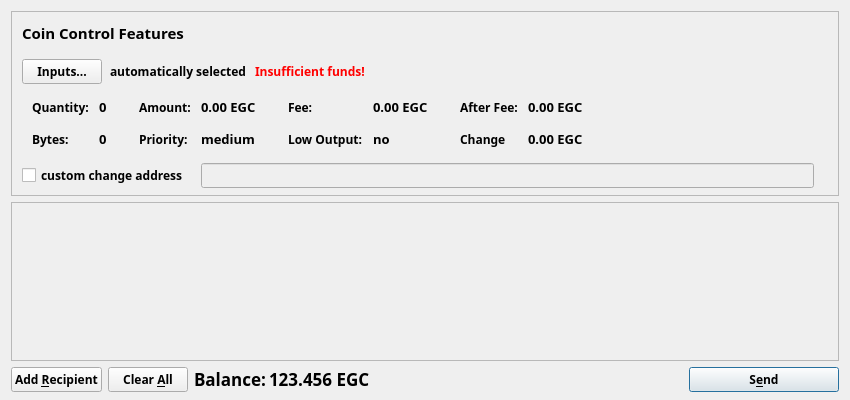
First picture: the form in src/qt/forms/sendcoinsdialog.ui, repository m1ari/EverGreenCoin, before the edit.
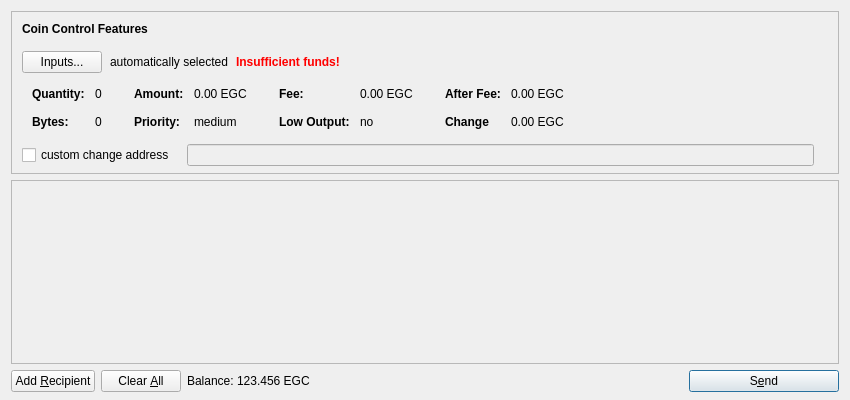
Second picture: the form after the edit. Icons and pictures are not drawn.

Commit message: Remove Typola

```diff
--- a/src/qt/forms/sendcoinsdialog.ui
+++ b/src/qt/forms/sendcoinsdialog.ui
@@ -31,14 +31,6 @@
        <height>16777215</height>
       </size>
      </property>
-     <property name="font">
-      <font>
-       <family>Typola</family>
-       <weight>75</weight>
-       <bold>true</bold>
-       <stylestrategy>PreferAntialias</stylestrategy>
-      </font>
-     </property>
      <property name="frameShape">
       <enum>QFrame::StyledPanel</enum>
      </property>
@@ -85,15 +77,6 @@
               <verstretch>0</verstretch>
              </sizepolicy>
             </property>
-            <property name="font">
-             <font>
-              <family>Typola</family>
-              <pointsize>11</pointsize>
-              <weight>75</weight>
-              <bold>true</bold>
-              <stylestrategy>PreferAntialias</stylestrategy>
-             </font>
-            </property>
             <property name="styleSheet">
              <string notr="true">font-weight:bold;</string>
             </property>
@@ -114,14 +97,6 @@
           </property>
           <item>
            <widget class="QPushButton" name="pushButtonCoinControl">
-            <property name="font">
-             <font>
-              <family>Typola</family>
-              <weight>75</weight>
-              <bold>true</bold>
-              <stylestrategy>PreferAntialias</stylestrategy>
-             </font>
-            </property>
             <property name="styleSheet">
              <string notr="true"/>
             </property>
@@ -132,14 +107,6 @@
           </item>
           <item>
            <widget class="QLabel" name="labelCoinControlAutomaticallySelected">
-            <property name="font">
-             <font>
-              <family>Typola</family>
-              <weight>75</weight>
-              <bold>true</bold>
-              <stylestrategy>PreferAntialias</stylestrategy>
-             </font>
-            </property>
             <property name="text">
              <string>automatically selected</string>
             </property>
@@ -150,14 +117,6 @@
           </item>
           <item>
            <widget class="QLabel" name="labelCoinControlInsuffFunds">
-            <property name="font">
-             <font>
-              <family>Typola</family>
-              <weight>75</weight>
-              <bold>true</bold>
-              <stylestrategy>PreferAntialias</stylestrategy>
-             </font>
-            </property>
             <property name="styleSheet">
              <string notr="true">color:red;font-weight:bold;</string>
             </property>
@@ -171,14 +130,6 @@
           </item>
           <item>
            <spacer name="horizontalSpacerCoinControl">
-            <property name="font">
-             <font>
-              <family>Typola</family>
-              <weight>75</weight>
-              <bold>true</bold>
-              <stylestrategy>PreferAntialias</stylestrategy>
-             </font>
-            </property>
             <property name="orientation">
              <enum>Qt::Horizontal</enum>
             </property>
@@ -206,14 +157,6 @@
             <height>0</height>
            </size>
           </property>
-          <property name="font">
-           <font>
-            <family>Typola</family>
-            <weight>75</weight>
-            <bold>true</bold>
-            <stylestrategy>PreferAntialias</stylestrategy>
-           </font>
-          </property>
           <property name="styleSheet">
            <string notr="true"/>
           </property>
@@ -260,14 +203,6 @@
                </property>
                <item row="0" column="0">
                 <widget class="QLabel" name="labelCoinControlQuantityText">
-                 <property name="font">
-                  <font>
-                   <family>Typola</family>
-                   <weight>75</weight>
-                   <bold>true</bold>
-                   <stylestrategy>PreferAntialias</stylestrategy>
-                  </font>
-                 </property>
                  <property name="styleSheet">
                   <string notr="true">font-weight:bold;</string>
                  </property>
@@ -281,15 +216,6 @@
                </item>
                <item row="0" column="1">
                 <widget class="QLabel" name="labelCoinControlQuantity">
-                 <property name="font">
-                  <font>
-                   <family>Typola</family>
-                   <pointsize>10</pointsize>
-                   <weight>75</weight>
-                   <bold>true</bold>
-                   <stylestrategy>PreferAntialias</stylestrategy>
-                  </font>
-                 </property>
                  <property name="cursor">
                   <cursorShape>IBeamCursor</cursorShape>
                  </property>
@@ -309,14 +235,6 @@
                </item>
                <item row="1" column="0">
                 <widget class="QLabel" name="labelCoinControlBytesText">
-                 <property name="font">
-                  <font>
-                   <family>Typola</family>
-                   <weight>75</weight>
-                   <bold>true</bold>
-                   <stylestrategy>PreferAntialias</stylestrategy>
-                  </font>
-                 </property>
                  <property name="styleSheet">
                   <string notr="true">font-weight:bold;</string>
                  </property>
@@ -327,15 +245,6 @@
                </item>
                <item row="1" column="1">
                 <widget class="QLabel" name="labelCoinControlBytes">
-                 <property name="font">
-                  <font>
-                   <family>Typola</family>
-                   <pointsize>10</pointsize>
-                   <weight>75</weight>
-                   <bold>true</bold>
-                   <stylestrategy>PreferAntialias</stylestrategy>
-                  </font>
-                 </property>
                  <property name="cursor">
                   <cursorShape>IBeamCursor</cursorShape>
                  </property>
@@ -371,14 +280,6 @@
                </property>
                <item row="0" column="0">
                 <widget class="QLabel" name="labelCoinControlAmountText">
-                 <property name="font">
-                  <font>
-                   <family>Typola</family>
-                   <weight>75</weight>
-                   <bold>true</bold>
-                   <stylestrategy>PreferAntialias</stylestrategy>
-                  </font>
-                 </property>
                  <property name="styleSheet">
                   <string notr="true">font-weight:bold;</string>
                  </property>
@@ -392,15 +293,6 @@
                </item>
                <item row="0" column="1">
                 <widget class="QLabel" name="labelCoinControlAmount">
-                 <property name="font">
-                  <font>
-                   <family>Typola</family>
-                   <pointsize>10</pointsize>
-                   <weight>75</weight>
-                   <bold>true</bold>
-                   <stylestrategy>PreferAntialias</stylestrategy>
-                  </font>
-                 </property>
                  <property name="cursor">
                   <cursorShape>IBeamCursor</cursorShape>
                  </property>
@@ -417,14 +309,6 @@
                </item>
                <item row="1" column="0">
                 <widget class="QLabel" name="labelCoinControlPriorityText">
-                 <property name="font">
-                  <font>
-                   <family>Typola</family>
-                   <weight>75</weight>
-                   <bold>true</bold>
-                   <stylestrategy>PreferAntialias</stylestrategy>
-                  </font>
-                 </property>
                  <property name="styleSheet">
                   <string notr="true">font-weight:bold;</string>
                  </property>
@@ -435,15 +319,6 @@
                </item>
                <item row="1" column="1">
                 <widget class="QLabel" name="labelCoinControlPriority">
-                 <property name="font">
-                  <font>
-                   <family>Typola</family>
-                   <pointsize>10</pointsize>
-                   <weight>75</weight>
-                   <bold>true</bold>
-                   <stylestrategy>PreferAntialias</stylestrategy>
-                  </font>
-                 </property>
                  <property name="cursor">
                   <cursorShape>IBeamCursor</cursorShape>
                  </property>
@@ -479,14 +354,6 @@
                </property>
                <item row="0" column="0">
                 <widget class="QLabel" name="labelCoinControlFeeText">
-                 <property name="font">
-                  <font>
-                   <family>Typola</family>
-                   <weight>75</weight>
-                   <bold>true</bold>
-                   <stylestrategy>PreferAntialias</stylestrategy>
-                  </font>
-                 </property>
                  <property name="styleSheet">
                   <string notr="true">font-weight:bold;</string>
                  </property>
@@ -500,15 +367,6 @@
                </item>
                <item row="0" column="1">
                 <widget class="QLabel" name="labelCoinControlFee">
-                 <property name="font">
-                  <font>
-                   <family>Typola</family>
-                   <pointsize>10</pointsize>
-                   <weight>75</weight>
-                   <bold>true</bold>
-                   <stylestrategy>PreferAntialias</stylestrategy>
-                  </font>
-                 </property>
                  <property name="cursor">
                   <cursorShape>IBeamCursor</cursorShape>
                  </property>
@@ -525,14 +383,6 @@
                </item>
                <item row="1" column="0">
                 <widget class="QLabel" name="labelCoinControlLowOutputText">
-                 <property name="font">
-                  <font>
-                   <family>Typola</family>
-                   <weight>75</weight>
-                   <bold>true</bold>
-                   <stylestrategy>PreferAntialias</stylestrategy>
-                  </font>
-                 </property>
                  <property name="styleSheet">
                   <string notr="true">font-weight:bold;</string>
                  </property>
@@ -543,15 +393,6 @@
                </item>
                <item row="1" column="1">
                 <widget class="QLabel" name="labelCoinControlLowOutput">
-                 <property name="font">
-                  <font>
-                   <family>Typola</family>
-                   <pointsize>10</pointsize>
-                   <weight>75</weight>
-                   <bold>true</bold>
-                   <stylestrategy>PreferAntialias</stylestrategy>
-                  </font>
-                 </property>
                  <property name="cursor">
                   <cursorShape>IBeamCursor</cursorShape>
                  </property>
@@ -587,14 +428,6 @@
                </property>
                <item row="0" column="0">
                 <widget class="QLabel" name="labelCoinControlAfterFeeText">
-                 <property name="font">
-                  <font>
-                   <family>Typola</family>
-                   <weight>75</weight>
-                   <bold>true</bold>
-                   <stylestrategy>PreferAntialias</stylestrategy>
-                  </font>
-                 </property>
                  <property name="styleSheet">
                   <string notr="true">font-weight:bold;</string>
                  </property>
@@ -608,15 +441,6 @@
                </item>
                <item row="0" column="1">
                 <widget class="QLabel" name="labelCoinControlAfterFee">
-                 <property name="font">
-                  <font>
-                   <family>Typola</family>
-                   <pointsize>10</pointsize>
-                   <weight>75</weight>
-                   <bold>true</bold>
-                   <stylestrategy>PreferAntialias</stylestrategy>
-                  </font>
-                 </property>
                  <property name="cursor">
                   <cursorShape>IBeamCursor</cursorShape>
                  </property>
@@ -633,14 +457,6 @@
                </item>
                <item row="1" column="0">
                 <widget class="QLabel" name="labelCoinControlChangeText">
-                 <property name="font">
-                  <font>
-                   <family>Typola</family>
-                   <weight>75</weight>
-                   <bold>true</bold>
-                   <stylestrategy>PreferAntialias</stylestrategy>
-                  </font>
-                 </property>
                  <property name="styleSheet">
                   <string notr="true">font-weight:bold;</string>
                  </property>
@@ -651,15 +467,6 @@
                </item>
                <item row="1" column="1">
                 <widget class="QLabel" name="labelCoinControlChange">
-                 <property name="font">
-                  <font>
-                   <family>Typola</family>
-                   <pointsize>10</pointsize>
-                   <weight>75</weight>
-                   <bold>true</bold>
-                   <stylestrategy>PreferAntialias</stylestrategy>
-                  </font>
-                 </property>
                  <property name="cursor">
                   <cursorShape>IBeamCursor</cursorShape>
                  </property>
@@ -697,14 +504,6 @@
           </property>
           <item>
            <widget class="QCheckBox" name="checkBoxCoinControlChange">
-            <property name="font">
-             <font>
-              <family>Typola</family>
-              <weight>75</weight>
-              <bold>true</bold>
-              <stylestrategy>PreferAntialias</stylestrategy>
-             </font>
-            </property>
             <property name="text">
              <string>custom change address</string>
             </property>
@@ -721,14 +520,6 @@
               <verstretch>0</verstretch>
              </sizepolicy>
             </property>
-            <property name="font">
-             <font>
-              <family>Typola</family>
-              <weight>75</weight>
-              <bold>true</bold>
-              <stylestrategy>PreferAntialias</stylestrategy>
-             </font>
-            </property>
            </widget>
           </item>
           <item>
@@ -745,14 +536,6 @@
               <height>0</height>
              </size>
             </property>
-            <property name="font">
-             <font>
-              <family>Typola</family>
-              <weight>75</weight>
-              <bold>true</bold>
-              <stylestrategy>PreferAntialias</stylestrategy>
-             </font>
-            </property>
             <property name="text">
              <string/>
             </property>
@@ -765,14 +548,6 @@
         </item>
         <item>
          <spacer name="verticalSpacerCoinControl">
-          <property name="font">
-           <font>
-            <family>Typola</family>
-            <weight>75</weight>
-            <bold>true</bold>
-            <stylestrategy>PreferAntialias</stylestrategy>
-           </font>
-          </property>
           <property name="orientation">
            <enum>Qt::Vertical</enum>
           </property>
@@ -791,14 +566,6 @@
    </item>
    <item>
     <widget class="QScrollArea" name="scrollArea">
-     <property name="font">
-      <font>
-       <family>Typola</family>
-       <weight>75</weight>
-       <bold>true</bold>
-       <stylestrategy>PreferAntialias</stylestrategy>
-      </font>
-     </property>
      <property name="widgetResizable">
       <bool>true</bool>
      </property>
@@ -833,14 +600,6 @@
        </item>
        <item>
         <spacer name="verticalSpacer">
-         <property name="font">
-          <font>
-           <family>Typola</family>
-           <weight>75</weight>
-           <bold>true</bold>
-           <stylestrategy>PreferAntialias</stylestrategy>
-          </font>
-         </property>
          <property name="orientation">
           <enum>Qt::Vertical</enum>
          </property>
@@ -860,14 +619,6 @@
     <layout class="QHBoxLayout" name="horizontalLayout">
      <item>
       <widget class="QPushButton" name="addButton">
-       <property name="font">
-        <font>
-         <family>Typola</family>
-         <weight>75</weight>
-         <bold>true</bold>
-         <stylestrategy>PreferAntialias</stylestrategy>
-        </font>
-       </property>
        <property name="toolTip">
         <string>Send to multiple recipients at once</string>
        </property>
@@ -891,14 +642,6 @@
          <verstretch>0</verstretch>
         </sizepolicy>
        </property>
-       <property name="font">
-        <font>
-         <family>Typola</family>
-         <weight>75</weight>
-         <bold>true</bold>
-         <stylestrategy>PreferAntialias</stylestrategy>
-        </font>
-       </property>
        <property name="toolTip">
         <string>Remove all transaction fields</string>
        </property>
@@ -1345,15 +1088,6 @@
            </disabled>
           </palette>
          </property>
-         <property name="font">
-          <font>
-           <family>Typola</family>
-           <pointsize>13</pointsize>
-           <weight>75</weight>
-           <bold>true</bold>
-           <stylestrategy>PreferAntialias</stylestrategy>
-          </font>
-         </property>
          <property name="text">
           <string>Balance:</string>
          </property>
@@ -1782,15 +1516,6 @@
            </disabled>
           </palette>
          </property>
-         <property name="font">
-          <font>
-           <family>Typola</family>
-           <pointsize>13</pointsize>
-           <weight>75</weight>
-           <bold>true</bold>
-           <stylestrategy>PreferAntialias</stylestrategy>
-          </font>
-         </property>
          <property name="cursor">
           <cursorShape>IBeamCursor</cursorShape>
          </property>
@@ -1806,14 +1531,6 @@
      </item>
      <item>
       <spacer name="horizontalSpacer">
-       <property name="font">
-        <font>
-         <family>Typola</family>
-         <weight>75</weight>
-         <bold>true</bold>
-         <stylestrategy>PreferAntialias</stylestrategy>
-        </font>
-       </property>
        <property name="orientation">
         <enum>Qt::Horizontal</enum>
        </property>
@@ -1833,14 +1550,6 @@
          <height>0</height>
         </size>
        </property>
-       <property name="font">
-        <font>
-         <family>Typola</family>
-         <weight>75</weight>
-         <bold>true</bold>
-         <stylestrategy>PreferAntialias</stylestrategy>
-        </font>
-       </property>
        <property name="toolTip">
         <string>Confirm the send action</string>
        </property>
```
The commit also changes 20 other files.
